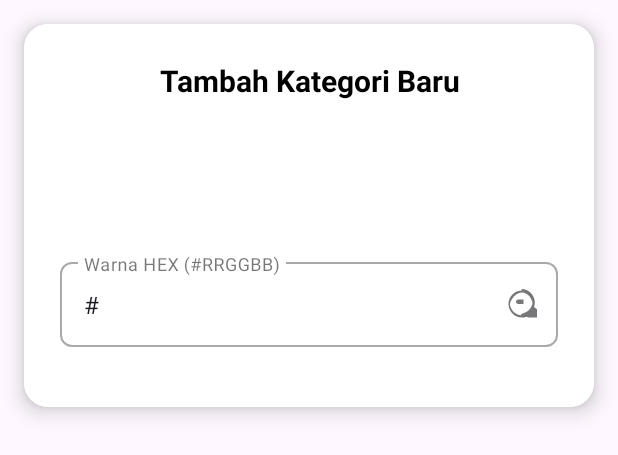
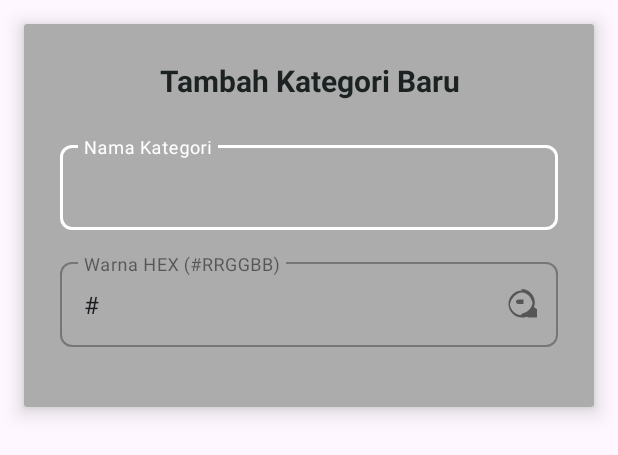
Before and after one commit to tridarma6/notes-app, an Android app: the layout dialog_add_category.xml on its own in the app's theme, with its tools: preview values and no code run, on a phone screen of 412 x 824 dp. Shown: the top 455 px of the screen. Run offline under Robolectric (Android 15) with nearby library versions, the phone set to English and light mode, and no system bars.

Commit message:
update color on dialog

```diff
--- a/app/src/main/res/layout/activity_add_edit_note.xml
+++ b/app/src/main/res/layout/activity_add_edit_note.xml
@@ -12,7 +12,7 @@
         android:id="@+id/btnBack"
         android:layout_width="wrap_content"
         android:layout_height="wrap_content"
-        android:drawableLeft="@drawable/icon_arrow_small"
+        android:drawableLeft="@drawable/ic_arrow_back"
         android:drawablePadding="8dp"
         android:text="@string/back"
         android:textColor="@color/black"
--- a/app/src/main/res/layout/dialog_add_category.xml
+++ b/app/src/main/res/layout/dialog_add_category.xml
@@ -3,20 +3,23 @@
     xmlns:app="http://schemas.android.com/apk/res-auto"
     android:layout_width="match_parent"
     android:layout_height="wrap_content"
-    app:cardCornerRadius="16dp"
     app:cardElevation="8dp"
-    android:layout_margin="16dp"> <LinearLayout
+    android:layout_margin="16dp">
+
+    <LinearLayout
     android:layout_width="match_parent"
     android:layout_height="wrap_content"
     android:orientation="vertical"
     android:padding="24dp"
-    android:background="@android:color/white"> <TextView
+    android:background="@color/card_bg">
+
+    <TextView
     android:layout_width="match_parent"
     android:layout_height="wrap_content"
     android:text="Tambah Kategori Baru"
     android:textSize="20sp"
     android:textStyle="bold"
-    android:textColor="@color/black"
+    android:textColor="@color/text_color"
     android:gravity="center"
     android:layout_marginBottom="24dp" />
 
--- a/app/src/main/res/layout/dialog_add_event.xml
+++ b/app/src/main/res/layout/dialog_add_event.xml
@@ -3,7 +3,6 @@
     xmlns:app="http://schemas.android.com/apk/res-auto"
     android:layout_width="match_parent"
     android:layout_height="wrap_content"
-    app:cardCornerRadius="16dp"
     app:cardElevation="8dp"
     android:layout_margin="16dp">
 
@@ -12,7 +11,7 @@
         android:layout_height="wrap_content"
         android:orientation="vertical"
         android:padding="24dp"
-        android:background="@color/background">
+        android:background="@color/card_bg">
 
         <TextView
             android:layout_width="match_parent"
--- a/app/src/main/res/layout/item_note.xml
+++ b/app/src/main/res/layout/item_note.xml
@@ -35,7 +35,7 @@
             android:layout_height="wrap_content"
             android:text="@string/note_content"
             android:textSize="14sp"
-            android:textColor="@color/black"
+            android:textColor="@color/gray"
             android:layout_marginTop="4dp" />
 
         <TextView
--- a/app/src/main/res/values-night/colors.xml
+++ b/app/src/main/res/values-night/colors.xml
@@ -2,6 +2,7 @@
 <resources>
     <color name="text_color">#EDEDED</color>
     <color name="background">#1E1E2E</color>
+    <color name="card_bg">#1E1E2E</color>
     <color name="green_active">#4CAF50</color>
     <color name="button_text_normal">#FFFFFF</color>
     <color name="red">#FF6E64</color>
--- a/app/src/main/res/values/colors.xml
+++ b/app/src/main/res/values/colors.xml
@@ -25,6 +25,7 @@
     <color name="yellow_active">#FBC02D</color>    <!-- Favorite -->
     <color name="blue_active">#1976D2</color>      <!-- Hidden -->
     <color name="brown_active">#C86055</color>
+    <color name="card_bg">#ACACAC</color>
     <color name="background">#F5F5F7</color>
     <color name="green_primary">#34C759</color>
     <color name="gray_spinner">#CCCCCC</color>
```
